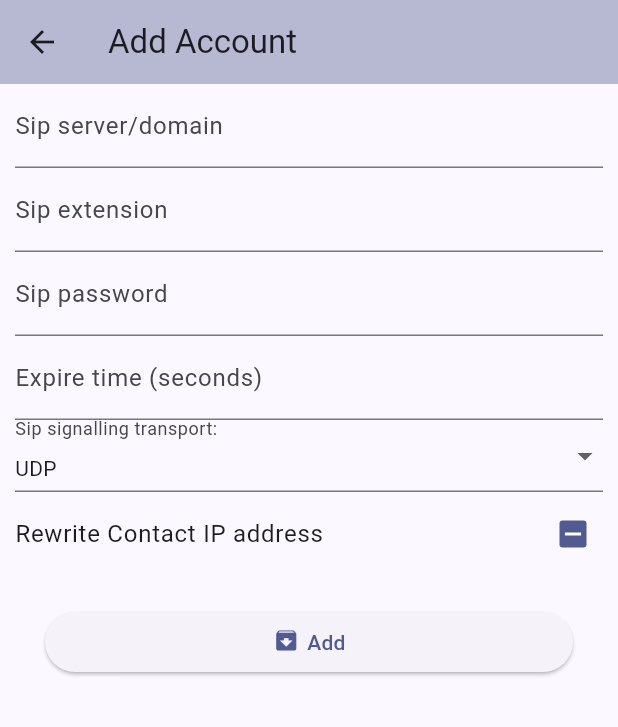
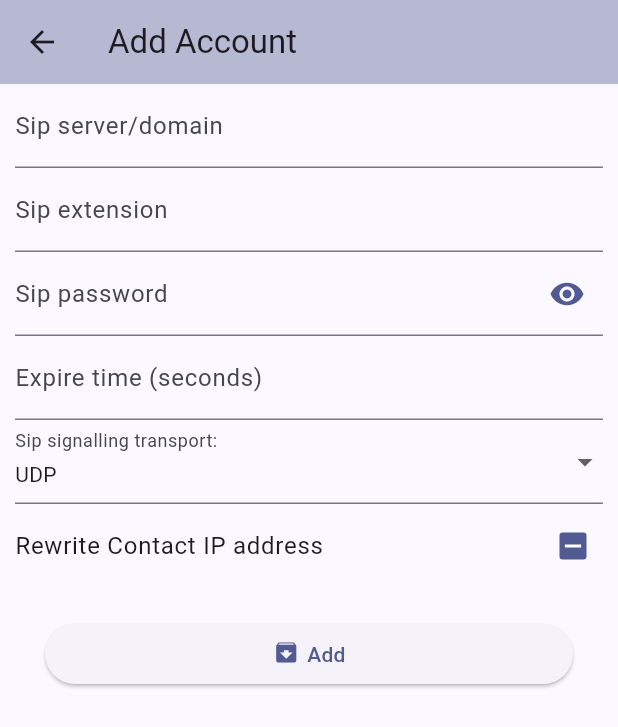
Before and after one commit to sreerag2460/FlutterPluginFederated, a Flutter app: the AccountPage screen opened by its route, on a phone screen of 412 x 824 dp. Shown: the top 727 px of the screen. Run offline on Flutter 3.47's test engine with Material 3 defaults, Android fonts, the light colour scheme and no system bars; our stand-ins replace plugin_platform_interface, shared_preferences; accounts and stored records are empty; statements that could not run were skipped.

Commit message:
Example: added ability to display account's password

```diff
--- a/siprix_voip_sdk/example/lib/account_add.dart
+++ b/siprix_voip_sdk/example/lib/account_add.dart
@@ -22,6 +22,7 @@ class AccountPage extends StatefulWidget {
 class AccountPageState extends State<AccountPage> {
   final _formKey = GlobalKey<FormState>();
   AccountModel _account = AccountModel();
+  bool _passwordVisible=false;
   String _errText = "";
 
   @override
@@ -57,8 +58,15 @@ class AccountPageState extends State<AccountPage> {
                   enabled: isAddMode(),
                 ),
                 TextFormField(
-                  obscureText: true,
-                  decoration: const InputDecoration(labelText: 'Sip password'),
+                  obscureText: !_passwordVisible,
+                  decoration: InputDecoration(labelText: 'Sip password',
+                    suffixIcon: IconButton(
+                        icon: Icon(_passwordVisible? Icons.visibility_off : Icons.visibility,
+                        color: Theme.of(context).primaryColor,
+                      ),
+                      onPressed: () {  setState(() { _passwordVisible = !_passwordVisible; }); },
+                    )
+                  ),
                   validator: (value) { return (value == null || value.isEmpty) ? 'Please enter password.' : null; },
                   onChanged: (String? value) { setState(() { if((value!=null) && value.isNotEmpty) _account.sipPassword = value; }); },
                   initialValue: _account.sipPassword,
@@ -114,7 +122,6 @@ class AccountPageState extends State<AccountPage> {
           border: const UnderlineInputBorder(),
           labelText: 'Sip signalling transport:',
           labelStyle: TextStyle(color: isAddMode() ? null : Theme.of(context).disabledColor),
-          contentPadding: const EdgeInsets.all(0),
         ),
         value: _account.transport,
         onChanged: isAddMode() ? (SipTransport? value) { setState(() { _account.transport = value!; }); } : null,
```
